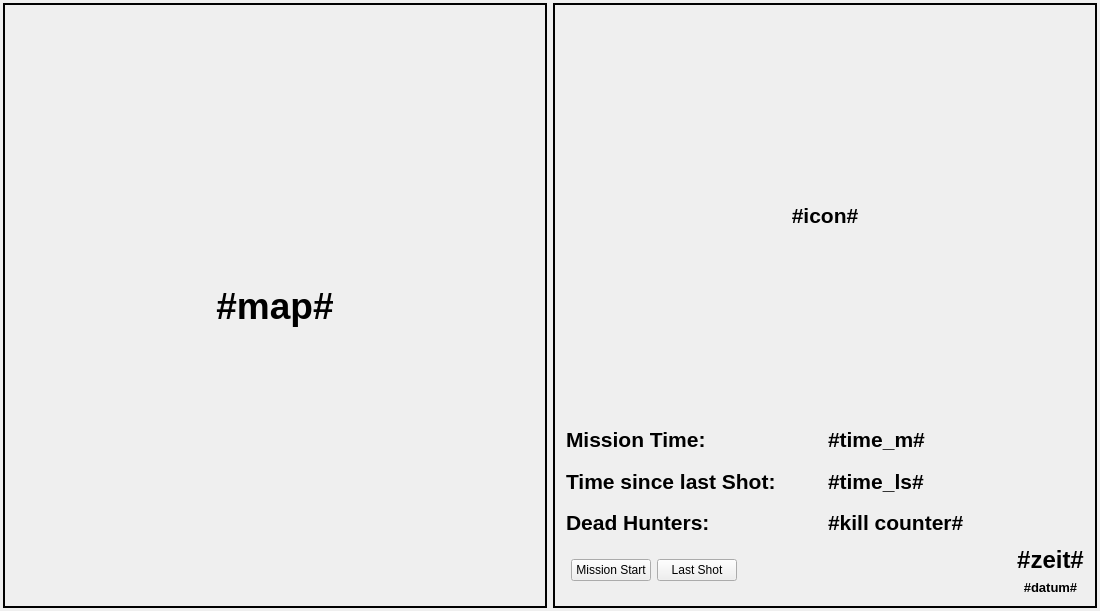
Before: the Qt Designer form mainwindow.ui in SenshiKenpachi/TacticalScreen, drawn with Qt 5.
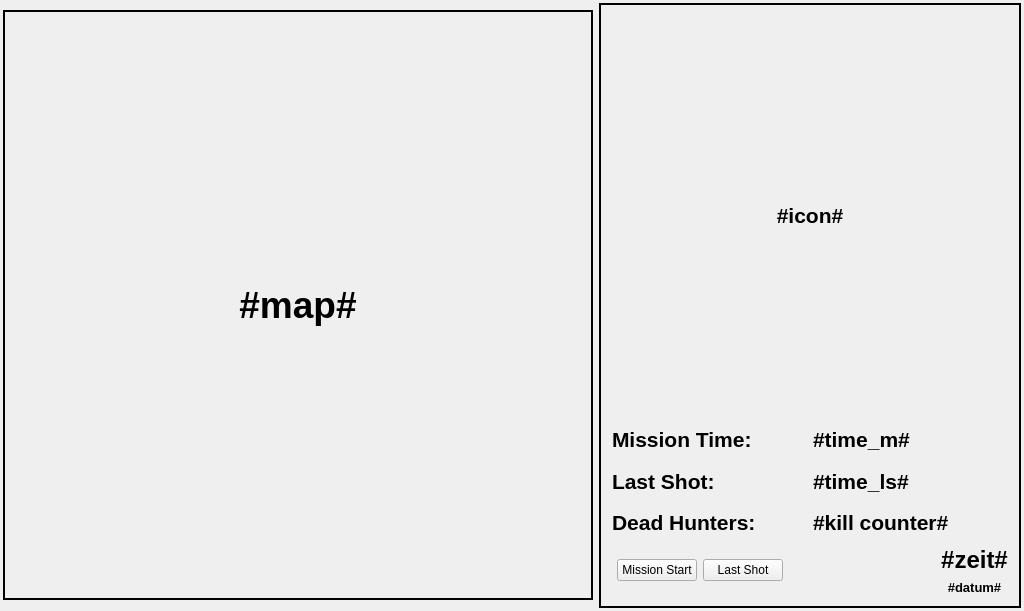
After: the same form once the commit is applied.

```diff
--- a/mainwindow.ui
+++ b/mainwindow.ui
@@ -6,14 +6,14 @@
    <rect>
     <x>0</x>
     <y>0</y>
-    <width>1100</width>
+    <width>1024</width>
     <height>611</height>
    </rect>
   </property>
   <property name="maximumSize">
    <size>
-    <width>1100</width>
-    <height>16777215</height>
+    <width>1024</width>
+    <height>611</height>
    </size>
   </property>
   <property name="windowTitle">
@@ -31,16 +31,19 @@
      <layout class="QGridLayout" name="leftscreen">
       <item row="0" column="0">
        <widget class="QLabel" name="lblMap">
+        <property name="enabled">
+         <bool>true</bool>
+        </property>
         <property name="sizePolicy">
-         <sizepolicy hsizetype="MinimumExpanding" vsizetype="MinimumExpanding">
+         <sizepolicy hsizetype="Fixed" vsizetype="Fixed">
           <horstretch>0</horstretch>
           <verstretch>0</verstretch>
          </sizepolicy>
         </property>
         <property name="minimumSize">
          <size>
-          <width>520</width>
-          <height>230</height>
+          <width>590</width>
+          <height>590</height>
          </size>
         </property>
         <property name="maximumSize">
@@ -192,7 +195,7 @@
               </font>
              </property>
              <property name="text">
-              <string>Time since last Shot:</string>
+              <string>Last Shot:</string>
              </property>
             </widget>
            </item>
```
Left out of the diff: 2 changed lines with no effect on the pictures.
